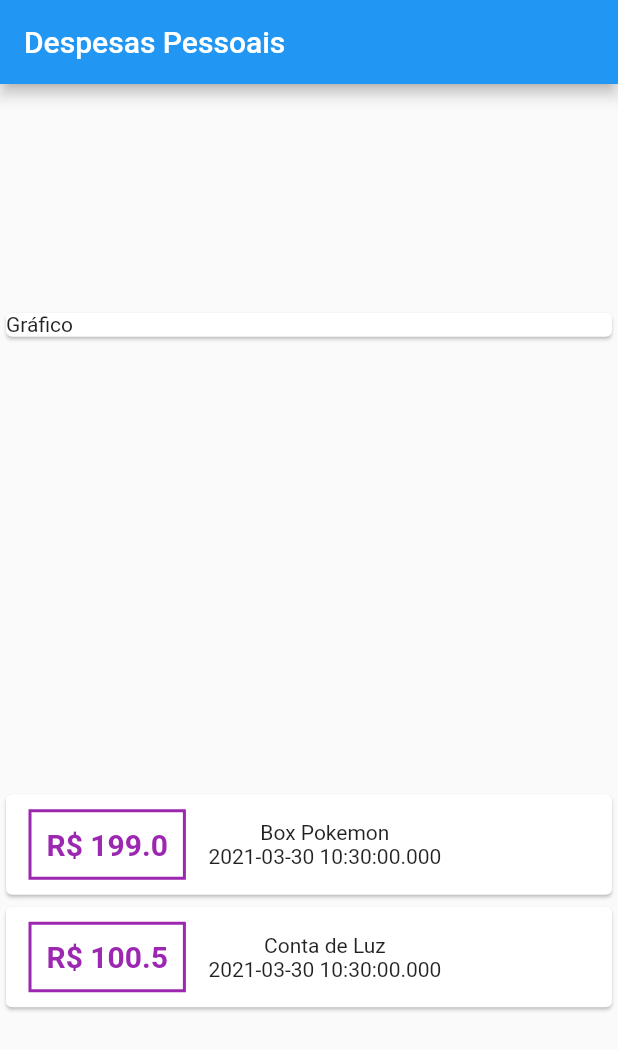
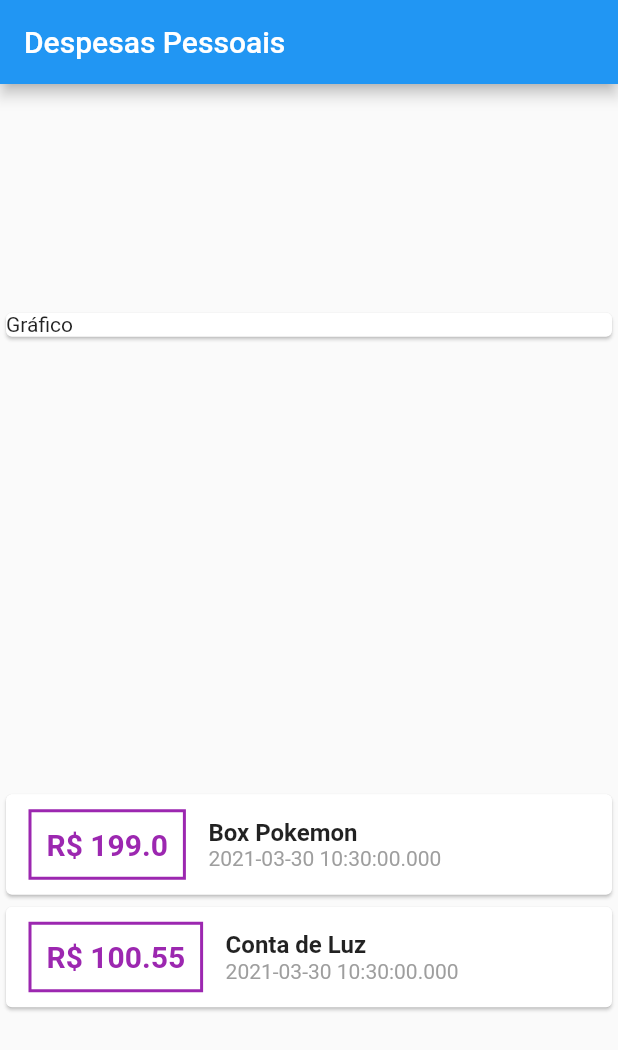
Before and after one commit to phcbarros/Flutter, a Flutter app: the screen it shows after launch, on a phone screen of 412 x 824 dp. Shown: the top 1050 px of the screen. Run offline on Flutter 3.47's test engine with Material 2 defaults, Android fonts, the phone set to English and light mode, and no system bars.

Commit message:
Curso Flutter - 04 Construindo App Real (Despesas Pessoais) - 86 Desafio  Estilo Título e Data

```diff
--- a/curso_flutter/expenses/lib/main.dart
+++ b/curso_flutter/expenses/lib/main.dart
@@ -19,7 +19,7 @@ class MyHomePage extends StatelessWidget {
     Transaction(
         id: '1', title: 'Box Pokemon', value: 199.00, date: DateTime.now()),
     Transaction(
-        id: '2', title: 'Conta de Luz', value: 100.50, date: DateTime.now()),
+        id: '2', title: 'Conta de Luz', value: 100.55, date: DateTime.now()),
   ];
   @override
   Widget build(BuildContext context) {
@@ -62,9 +62,21 @@ class MyHomePage extends StatelessWidget {
                           ),)
                       ),
                       Column(
+                        crossAxisAlignment: CrossAxisAlignment.start,
                         children: [
-                          Text("${tr.title}"),
-                          Text("${tr.date.toString()}"),
+                          Text(
+                            tr.title,
+                            style: TextStyle(
+                              fontWeight: FontWeight.bold,
+                              fontSize: 16
+                            ),
+                          ),
+                          Text(
+                            tr.date.toString(),
+                            style: TextStyle(
+                              color: Colors.grey
+                            ),
+                          ),
                         ],
                       )
                     ],
```
